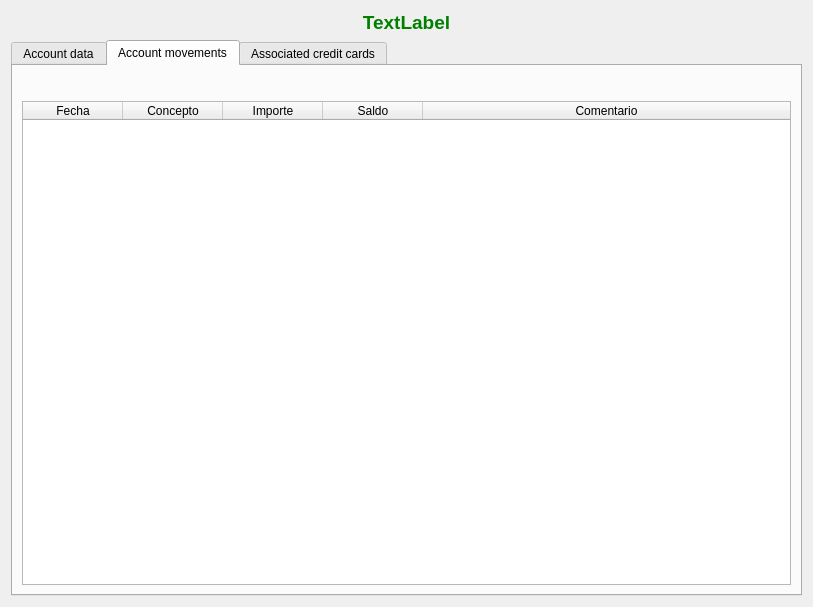
turulomio/xulpymoney, file ui/frmCuentasIBM.ui: the form before one commit.
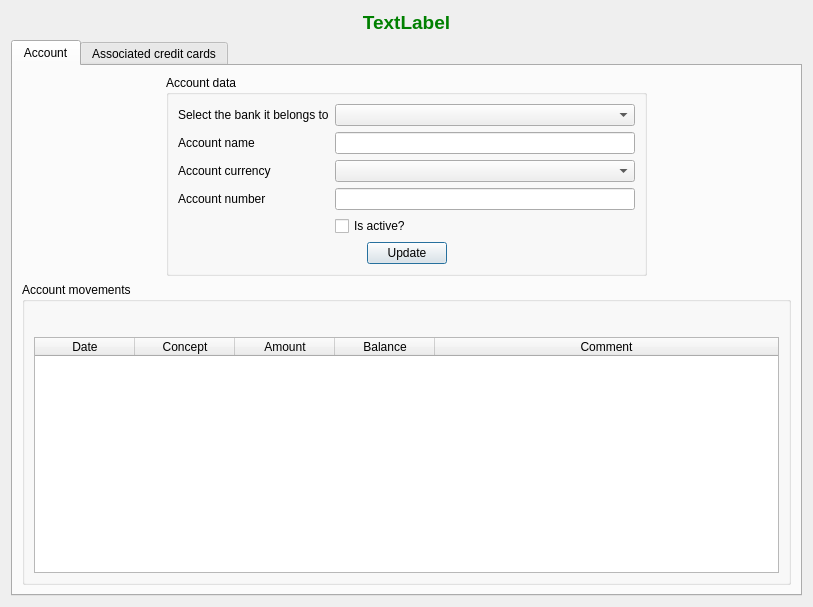
The form after the commit. The open tabs and pages were chosen to show the change. Icons and pictures are not drawn. Custom widgets are drawn as their Qt base class.

Commit message: Mejorado interfaz de frmCuentasIBM

What changed in the file:
```diff
--- a/ui/frmCuentasIBM.ui
+++ b/ui/frmCuentasIBM.ui
@@ -51,59 +51,58 @@
        <property name="currentIndex">
         <number>2</number>
        </property>
-       <widget class="QWidget" name="tabDatos">
+       <widget class="QWidget" name="tabMovimientos">
         <attribute name="icon">
          <iconset resource="../images/xulpymoney.qrc">
           <normaloff>:/xulpymoney/bank.png</normaloff>:/xulpymoney/bank.png</iconset>
         </attribute>
         <attribute name="title">
+         <string>Account</string>
+        </attribute>
+        <layout class="QHBoxLayout" name="horizontalLayout_5">
+         <item>
+          <layout class="QVBoxLayout" name="verticalLayout_6">
+           <item>
+            <layout class="QHBoxLayout" name="horizontalLayout_4">
+             <item>
+              <spacer name="horizontalSpacer_4">
+               <property name="orientation">
+                <enum>Qt::Horizontal</enum>
+               </property>
+               <property name="sizeHint" stdset="0">
+                <size>
+                 <width>40</width>
+                 <height>20</height>
+                </size>
+               </property>
+              </spacer>
+             </item>
+             <item>
+              <widget class="QGroupBox" name="groupBox">
+               <property name="sizePolicy">
+                <sizepolicy hsizetype="Minimum" vsizetype="Minimum">
+                 <horstretch>0</horstretch>
+                 <verstretch>0</verstretch>
+                </sizepolicy>
+               </property>
+               <property name="title">
          <string>Account data</string>
-        </attribute>
-        <layout class="QHBoxLayout" name="horizontalLayout_3">
-         <item>
+               </property>
           <layout class="QHBoxLayout" name="horizontalLayout_2">
-           <item>
-            <spacer name="horizontalSpacer_4">
-             <property name="orientation">
-              <enum>Qt::Horizontal</enum>
-             </property>
-             <property name="sizeType">
-              <enum>QSizePolicy::MinimumExpanding</enum>
-             </property>
-             <property name="sizeHint" stdset="0">
-              <size>
-               <width>40</width>
-               <height>20</height>
-              </size>
-             </property>
-            </spacer>
-           </item>
            <item>
             <layout class="QVBoxLayout" name="verticalLayout">
              <item>
-              <spacer name="verticalSpacer_2">
-               <property name="orientation">
-                <enum>Qt::Vertical</enum>
-               </property>
-               <property name="sizeHint" stdset="0">
-                <size>
-                 <width>20</width>
-                 <height>40</height>
-                </size>
-               </property>
-              </spacer>
-             </item>
-             <item>
-              <widget class="QGroupBox" name="groupBox">
-               <property name="title">
-                <string>Actualice los datos</string>
-               </property>
-               <layout class="QHBoxLayout" name="horizontalLayout_4">
-                <item>
                  <layout class="QFormLayout" name="formLayout">
                   <property name="fieldGrowthPolicy">
                    <enum>QFormLayout::ExpandingFieldsGrow</enum>
                   </property>
+                    <item row="0" column="0">
+                     <widget class="QLabel" name="label">
+                      <property name="text">
+                       <string>Select the bank it belongs to</string>
+                      </property>
+                     </widget>
+                    </item>
                   <item row="0" column="1">
                    <widget class="QComboBox" name="cmbEB">
                     <property name="sizePolicy">
@@ -120,7 +119,7 @@
                   <item row="1" column="0">
                    <widget class="QLabel" name="label_2">
                     <property name="text">
-                     <string>Nombre de la Cuenta</string>
+                       <string>Account name</string>
                     </property>
                    </widget>
                   </item>
@@ -143,7 +142,7 @@
                   <item row="2" column="0">
                    <widget class="QLabel" name="label_8">
                     <property name="text">
-                     <string>Seleccione la divisa de la cuenta</string>
+                       <string>Account currency</string>
                     </property>
                    </widget>
                   </item>
@@ -160,7 +159,7 @@
                   <item row="3" column="0">
                    <widget class="QLabel" name="label_3">
                     <property name="text">
-                     <string>Número de cuenta</string>
+                       <string>Account number</string>
                     </property>
                    </widget>
                   </item>
@@ -177,21 +176,11 @@
                   <item row="4" column="1">
                    <widget class="QCheckBox" name="chkActiva">
                     <property name="text">
-                     <string>¿Está activa?</string>
+                       <string>Is active?</string>
                     </property>
                    </widget>
                   </item>
-                  <item row="0" column="0">
-                   <widget class="QLabel" name="label">
-                    <property name="text">
-                     <string>Selecciona la entidad bancaria a la que pertenece</string>
-                    </property>
-                   </widget>
-                  </item>
-                 </layout>
-                </item>
-               </layout>
-              </widget>
+                   </layout>
              </item>
              <item>
               <layout class="QHBoxLayout" name="horizontalLayout_12">
@@ -211,7 +200,7 @@
                <item>
                 <widget class="QPushButton" name="cmdDatos">
                  <property name="text">
-                  <string>Actualizar</string>
+                       <string>Update</string>
                  </property>
                 </widget>
                </item>
@@ -230,29 +219,16 @@
                </item>
               </layout>
              </item>
-             <item>
-              <spacer name="verticalSpacer">
-               <property name="orientation">
-                <enum>Qt::Vertical</enum>
-               </property>
-               <property name="sizeHint" stdset="0">
-                <size>
-                 <width>20</width>
-                 <height>40</height>
-                </size>
-               </property>
-              </spacer>
-             </item>
-            </layout>
+                 </layout>
+                </item>
+               </layout>
+              </widget>
            </item>
            <item>
             <spacer name="horizontalSpacer_5">
              <property name="orientation">
               <enum>Qt::Horizontal</enum>
              </property>
-             <property name="sizeType">
-              <enum>QSizePolicy::MinimumExpanding</enum>
-             </property>
              <property name="sizeHint" stdset="0">
               <size>
                <width>40</width>
@@ -263,17 +239,18 @@
            </item>
           </layout>
          </item>
-        </layout>
-       </widget>
-       <widget class="QWidget" name="tabMovimientos">
-        <attribute name="icon">
-         <iconset resource="../images/xulpymoney.qrc">
-          <normaloff>:/xulpymoney/books.png</normaloff>:/xulpymoney/books.png</iconset>
-        </attribute>
-        <attribute name="title">
+           <item>
+            <widget class="QGroupBox" name="groupBox_2">
+             <property name="sizePolicy">
+              <sizepolicy hsizetype="Expanding" vsizetype="Expanding">
+               <horstretch>0</horstretch>
+               <verstretch>0</verstretch>
+              </sizepolicy>
+             </property>
+             <property name="title">
          <string>Account movements</string>
-        </attribute>
-        <layout class="QHBoxLayout" name="horizontalLayout_7">
+             </property>
+             <layout class="QHBoxLayout" name="horizontalLayout_3">
          <item>
           <layout class="QVBoxLayout" name="verticalLayout_3">
            <item>
@@ -334,29 +311,34 @@
              </attribute>
              <column>
               <property name="text">
-               <string>Fecha</string>
+                    <string>Date</string>
               </property>
              </column>
              <column>
               <property name="text">
-               <string>Concepto</string>
+                    <string>Concept</string>
               </property>
              </column>
              <column>
               <property name="text">
-               <string>Importe</string>
+                    <string>Amount</string>
               </property>
              </column>
              <column>
               <property name="text">
-               <string>Saldo</string>
+                    <string>Balance</string>
               </property>
              </column>
              <column>
               <property name="text">
-               <string>Comentario</string>
-              </property>
-             </column>
+                    <string>Comment</string>
+                   </property>
+                  </column>
+                 </widget>
+                </item>
+               </layout>
+              </item>
+             </layout>
             </widget>
            </item>
           </layout>
```
Left out of the diff: 4 changed lines with no effect on the pictures. Lines whose indentation alone changed are shown as unchanged. The commit also changes 4 other files.
